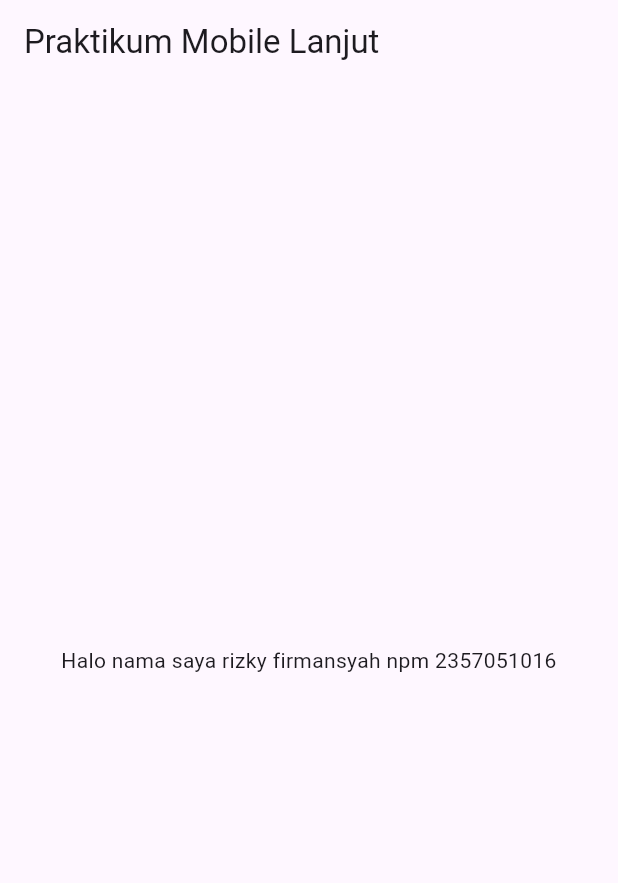
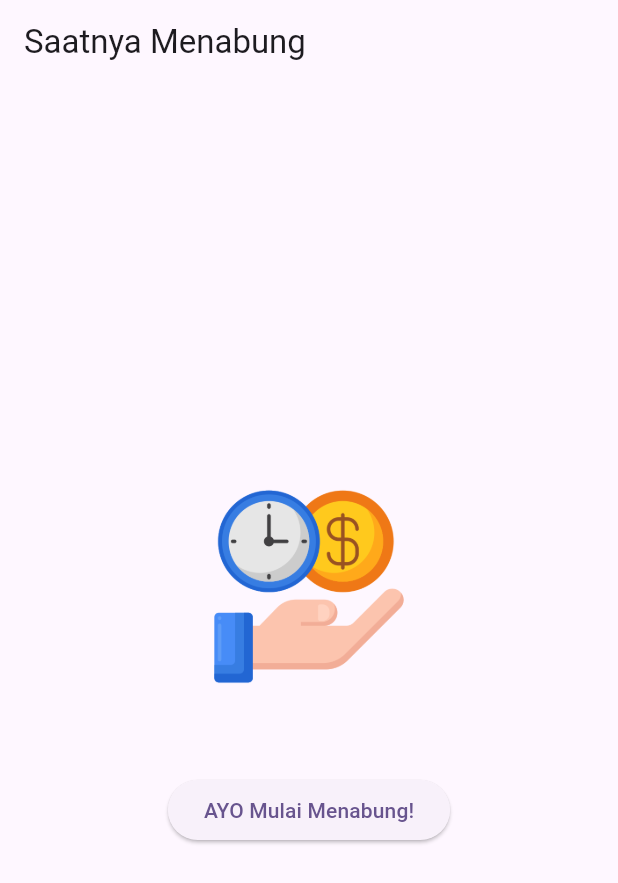
Before and after one commit to RizkyFirmansyah-com/prak-mobilelanjut-2357051016, a Flutter app: the screen it shows after launch, on a phone screen of 412 x 824 dp. Shown: the top 883 px of the screen. Run offline on Flutter 3.47's test engine with Material 3 defaults, Android fonts, the phone set to English and light mode, and no system bars.

Commit message:
Pertemuan 3: Basic widget

```diff
--- /dev/null
+++ b/lib/ basic_widget.dart
@@ -0,0 +1,31 @@
+import 'package:flutter/material.dart';
+
+class RowWidget extends StatelessWidget {
+  const RowWidget({super.key});
+
+  @override
+  Widget build(BuildContext context) {
+    return Scaffold(
+      appBar: AppBar(
+        title: const Text('Saatnya Menabung'),
+      ), // AppBar
+      body: Center(
+        child: Column(
+          mainAxisAlignment: MainAxisAlignment.center,
+          children: [
+            Image.asset(
+              'assets/images/logo.png',
+              width: 150,
+              height: 150,
+            ), // Image.asset
+            const SizedBox(height: 50),
+            ElevatedButton(
+              onPressed: () {},
+              child: const Text('AYO Mulai Menabung!'),
+            ), // ElevatedButton
+          ],
+        ),
+      ), // Center
+    ); // Scaffold
+  }
+}
--- a/lib/main.dart
+++ b/lib/main.dart
@@ -1,4 +1,7 @@
 import 'package:flutter/material.dart';
+// import 'package:myapp/column_widget.dart';
+// import 'package:myapp/row_widget.dart';
+import 'package:myapp/ basic_widget.dart';
 
 void main() {
   runApp(const MyApp());
@@ -7,27 +10,15 @@ void main() {
 class MyApp extends StatelessWidget {
   const MyApp({super.key});
 
-  // This widget is the root of your application.
   @override
   Widget build(BuildContext context) {
     return MaterialApp(
-      title: 'Flutter Demo',
+      title: 'Praktikum Mobile Lanjut',
       theme: ThemeData(
         colorScheme: ColorScheme.fromSeed(seedColor: Colors.deepPurple),
+        useMaterial3: true,
       ),
-      home: Scaffold(
-        appBar: AppBar(
-          title: const Text('Praktikum Mobile Lanjut'),
-        ),
-        body: const Center(
-
-          child: Text(
-            'Halo nama saya rizky firmansyah npm 2357051016',
-            textAlign: TextAlign.center,
-
-          ),
-        ),
-      )
+     home: const RowWidget(),
     );
   }
 }
--- /dev/null
+++ b/lib/row_widget.dart
@@ -0,0 +1,19 @@
+import 'package:flutter/material.dart';
+
+class RowWidget extends StatelessWidget {
+  const RowWidget({Key? key}) : super(key: key);
+
+  @override
+  Widget build(BuildContext context) {
+    return Scaffold(
+      appBar: AppBar(title: const Text('Widget Row')),
+      body: Row(children: const[
+          Text('Ilmu Komputer'),
+          Text('FMIPA'),
+          Text('Universitas Lampung'),
+          Text('2025'),
+        ],
+      ),
+    );
+  }
+}
--- a/pubspec.yaml
+++ b/pubspec.yaml
@@ -58,7 +58,8 @@ flutter:
   uses-material-design: true
 
   # To add assets to your application, add an assets section, like this:
-  # assets:
+  assets:
+      - assets/images/
   #   - images/a_dot_burr.jpeg
   #   - images/a_dot_ham.jpeg
 
```
Also changed, not shown: lib/column_widget.dart (added, +20 -0 lines), assets/images/logo.png (added).
